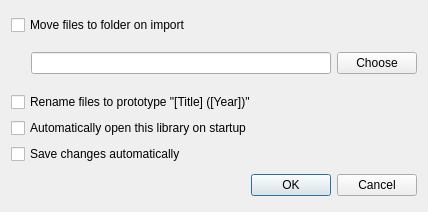
Before: the Qt Designer form Options.ui in sethladd1/XLiB, drawn with Qt 5.
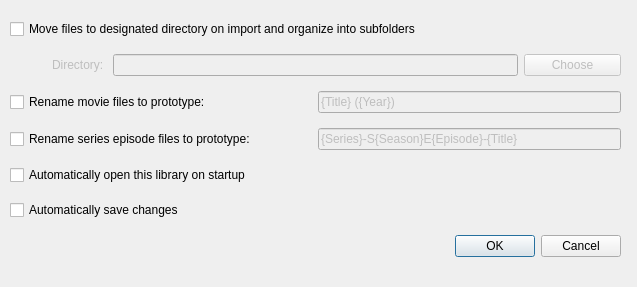
After: the same form once the commit is applied.

```diff
--- a/Options.ui
+++ b/Options.ui
@@ -6,15 +6,48 @@
    <rect>
     <x>0</x>
     <y>0</y>
-    <width>428</width>
-    <height>212</height>
+    <width>637</width>
+    <height>287</height>
    </rect>
   </property>
   <property name="windowTitle">
    <string>Dialog</string>
   </property>
+  <widget class="QWidget" name="">
+   <property name="geometry">
+    <rect>
+     <x>10</x>
+     <y>10</y>
+     <width>611</width>
+     <height>261</height>
+    </rect>
+   </property>
   <layout class="QGridLayout" name="gridLayout">
-   <item row="2" column="0">
+    <item row="5" column="0" colspan="3">
+     <widget class="QCheckBox" name="checkBox">
+      <property name="text">
+       <string>Rename series episode files to prototype:</string>
+      </property>
+     </widget>
+    </item>
+    <item row="5" column="3" colspan="3">
+     <widget class="QLineEdit" name="seriesFilenameEdit">
+      <property name="enabled">
+       <bool>false</bool>
+      </property>
+      <property name="text">
+       <string>{Series}-S{Season}E{Episode}-{Title}</string>
+      </property>
+     </widget>
+    </item>
+    <item row="2" column="0" colspan="3">
+     <widget class="QCheckBox" name="autoRename">
+      <property name="text">
+       <string>Rename movie files to prototype:</string>
+      </property>
+     </widget>
+    </item>
+    <item row="11" column="0" colspan="6">
     <widget class="QDialogButtonBox" name="buttonBox">
      <property name="orientation">
       <enum>Qt::Horizontal</enum>
@@ -24,69 +57,69 @@
      </property>
     </widget>
    </item>
-   <item row="0" column="0">
-    <layout class="QVBoxLayout" name="verticalLayout">
-     <item>
-      <widget class="QCheckBox" name="autoMove">
-       <property name="text">
-        <string>Move files to folder on import</string>
-       </property>
-      </widget>
-     </item>
-     <item>
-      <layout class="QHBoxLayout" name="horizontalLayout">
-       <item>
-        <spacer name="horizontalSpacer">
-         <property name="orientation">
-          <enum>Qt::Horizontal</enum>
-         </property>
-         <property name="sizeType">
-          <enum>QSizePolicy::Fixed</enum>
-         </property>
-         <property name="sizeHint" stdset="0">
-          <size>
-           <width>20</width>
-           <height>45</height>
-          </size>
-         </property>
-        </spacer>
-       </item>
-       <item>
-        <widget class="QLineEdit" name="folderEdit"/>
-       </item>
-       <item>
-        <widget class="QPushButton" name="pushButton">
+    <item row="1" column="5">
+     <widget class="QPushButton" name="chooseButton">
+      <property name="enabled">
+       <bool>false</bool>
+      </property>
          <property name="text">
           <string>Choose</string>
          </property>
         </widget>
        </item>
-      </layout>
-     </item>
-     <item>
-      <widget class="QCheckBox" name="autoRename">
+    <item row="10" column="0" colspan="6">
+     <widget class="QCheckBox" name="autoSave">
        <property name="text">
-        <string>Rename files to prototype &quot;[Title] ([Year])&quot;</string>
+       <string>Automatically save changes</string>
        </property>
       </widget>
      </item>
-     <item>
+    <item row="1" column="1" colspan="4">
+     <widget class="QLineEdit" name="folderEdit">
+      <property name="enabled">
+       <bool>false</bool>
+      </property>
+     </widget>
+    </item>
+    <item row="9" column="0" colspan="6">
       <widget class="QCheckBox" name="autoOpen">
        <property name="text">
         <string>Automatically open this library on startup</string>
        </property>
       </widget>
      </item>
-     <item>
-      <widget class="QCheckBox" name="autoSave">
+    <item row="2" column="3" colspan="3">
+     <widget class="QLineEdit" name="movieFilenameEdit">
+      <property name="enabled">
+       <bool>false</bool>
+      </property>
        <property name="text">
-        <string>Save changes automatically</string>
+       <string>{Title} ({Year})</string>
        </property>
       </widget>
      </item>
-    </layout>
-   </item>
-  </layout>
+    <item row="0" column="0" colspan="6">
+     <widget class="QCheckBox" name="autoMove">
+      <property name="text">
+       <string>Move files to designated directory on import and organize into subfolders</string>
+      </property>
+     </widget>
+    </item>
+    <item row="1" column="0" alignment="Qt::AlignRight">
+     <widget class="QLabel" name="folderLabel">
+      <property name="enabled">
+       <bool>false</bool>
+      </property>
+      <property name="text">
+       <string>Directory: </string>
+      </property>
+     </widget>
+    </item>
+   </layout>
+  </widget>
+  <zorder>buttonBox</zorder>
+  <zorder>buttonBox</zorder>
+  <zorder>TVLabel</zorder>
  </widget>
  <resources/>
  <connections>
```
Left out of the diff: 72 changed lines with no effect on the pictures. Lines whose indentation alone changed are shown as unchanged.
